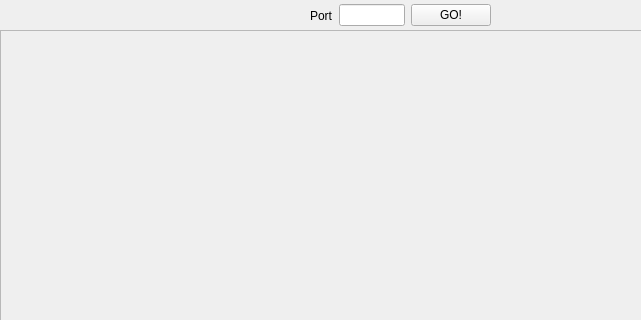
Before: the Qt Designer form mainwindow.ui in ArcherGu/QTRemoteDevTool, drawn with Qt 5; both pictures show x 0 to 641 and y 0 to 320 of the 800 by 600 pixel window.
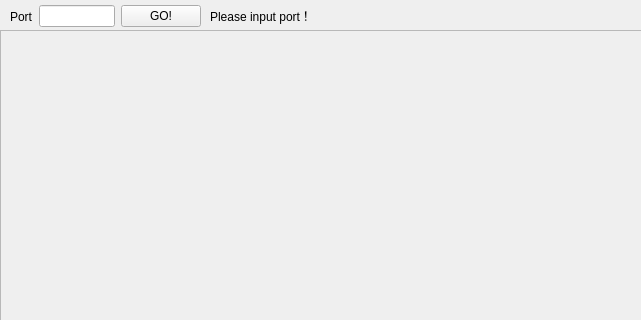
After: the same form once the commit is applied.

Patch:
```diff
--- a/mainwindow.ui
+++ b/mainwindow.ui
@@ -33,10 +33,10 @@
    <widget class="QWidget" name="horizontalLayoutWidget">
     <property name="geometry">
      <rect>
-      <x>310</x>
+      <x>10</x>
       <y>0</y>
-      <width>181</width>
-      <height>31</height>
+      <width>191</width>
+      <height>33</height>
      </rect>
     </property>
     <layout class="QHBoxLayout" name="horizontalLayout">
@@ -59,6 +59,19 @@
      </item>
     </layout>
    </widget>
+   <widget class="QLabel" name="errorLabel">
+    <property name="geometry">
+     <rect>
+      <x>210</x>
+      <y>0</y>
+      <width>121</width>
+      <height>31</height>
+     </rect>
+    </property>
+    <property name="text">
+     <string>Please input port！</string>
+    </property>
+   </widget>
   </widget>
   <widget class="QMenuBar" name="menubar">
    <property name="geometry">
```
Left out of the diff: 6 changed lines with no effect on the pictures.
